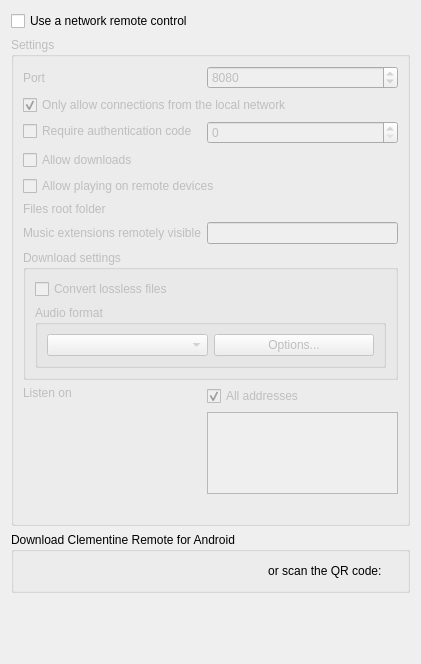
Qt form src/ui/networkremotesettingspage.ui (clementine-player/Clementine) before a commit.
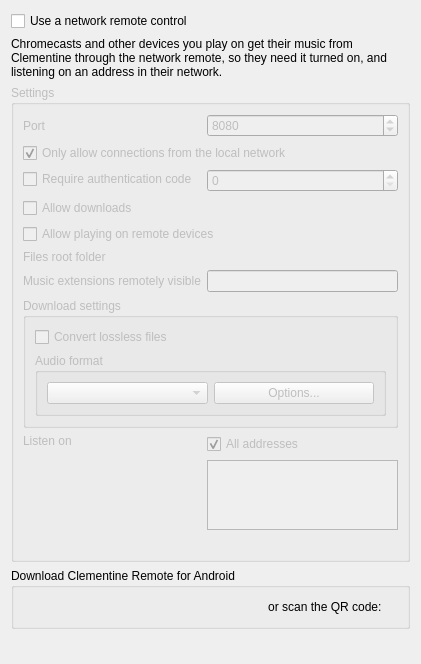
The same form after that commit. Icons and pictures are not drawn. Custom widgets are drawn as their Qt base class.

Commit message: Offer Cast devices whether or not the network remote is on

The edit to the form file:
```diff
--- a/src/ui/networkremotesettingspage.ui
+++ b/src/ui/networkremotesettingspage.ui
@@ -21,6 +21,16 @@
      </property>
     </widget>
    </item>
+   <item>
+    <widget class="QLabel" name="cast_note">
+     <property name="text">
+      <string>Chromecasts and other devices you play on get their music from Clementine through the network remote, so they need it turned on, and listening on an address in their network.</string>
+     </property>
+     <property name="wordWrap">
+      <bool>true</bool>
+     </property>
+    </widget>
+   </item>
    <item>
     <widget class="QGroupBox" name="use_remote_container_2">
      <property name="enabled">
```
Left out of the diff: 2 changed lines with no effect on the pictures. The commit also changes 19 other files.
